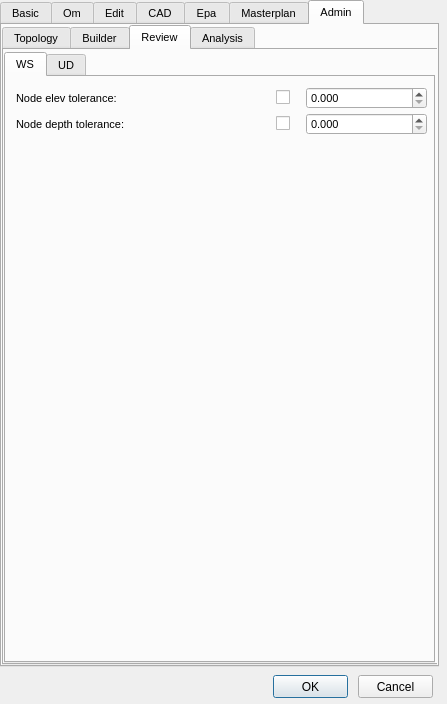
First picture: the form in ui/config.ui, repository Giswater/giswater_qgis_plugin, before the edit.
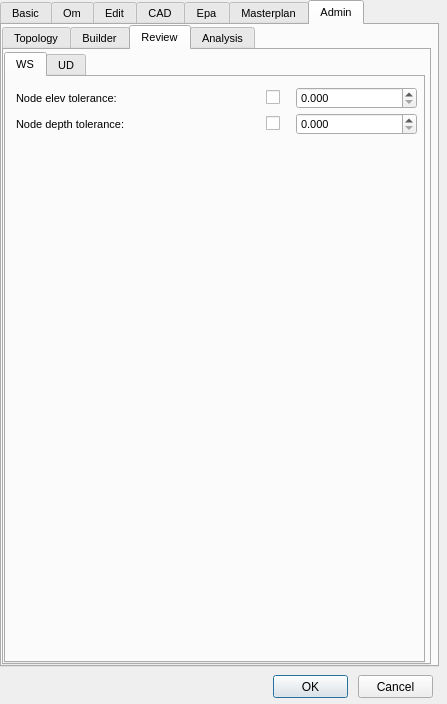
Second picture: the form after the edit. The open tabs and pages were chosen to show the change.

Commit message: Enhance some forms

Patch:
```diff
--- a/ui/config.ui
+++ b/ui/config.ui
@@ -4253,7 +4253,7 @@
       <rect>
        <x>0</x>
        <y>0</y>
-       <width>436</width>
+       <width>429</width>
        <height>640</height>
       </rect>
      </property>
@@ -5026,7 +5026,7 @@
         <rect>
          <x>0</x>
          <y>2</y>
-         <width>431</width>
+         <width>421</width>
          <height>611</height>
         </rect>
        </property>
@@ -5040,7 +5040,7 @@
         <widget class="QCheckBox" name="chk_rev_nod_depth_tol">
          <property name="geometry">
           <rect>
-           <x>270</x>
+           <x>260</x>
            <y>36</y>
            <width>20</width>
            <height>21</height>
@@ -5089,7 +5089,7 @@
         <widget class="QDoubleSpinBox" name="rev_nod_elev_tol">
          <property name="geometry">
           <rect>
-           <x>300</x>
+           <x>290</x>
            <y>10</y>
            <width>121</width>
            <height>22</height>
@@ -5108,7 +5108,7 @@
         <widget class="QCheckBox" name="chk_rev_nod_elev_tol">
          <property name="geometry">
           <rect>
-           <x>270</x>
+           <x>260</x>
            <y>10</y>
            <width>20</width>
            <height>21</height>
@@ -5157,7 +5157,7 @@
         <widget class="QDoubleSpinBox" name="rev_nod_depth_tol">
          <property name="geometry">
           <rect>
-           <x>300</x>
+           <x>290</x>
            <y>36</y>
            <width>121</width>
            <height>22</height>
```
Left out of the diff: 14 changed lines with no effect on the pictures. The commit also changes 4 other files.
